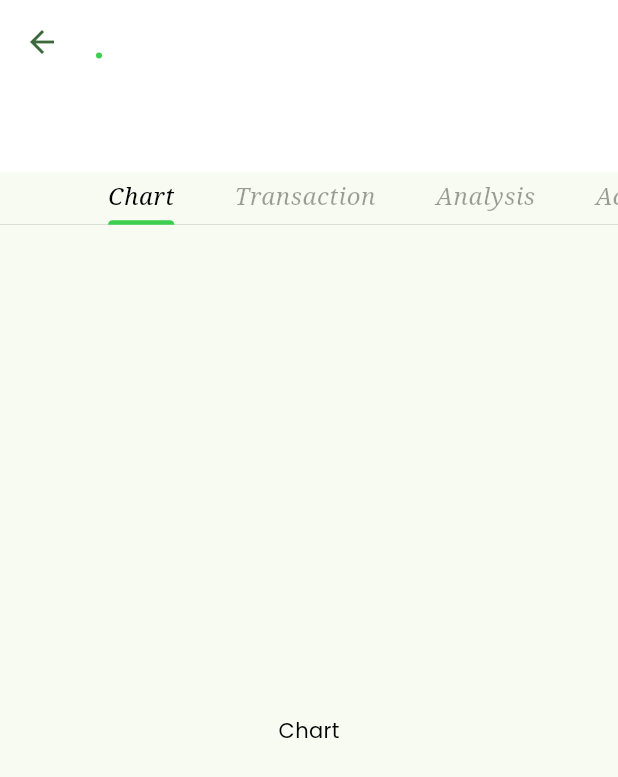
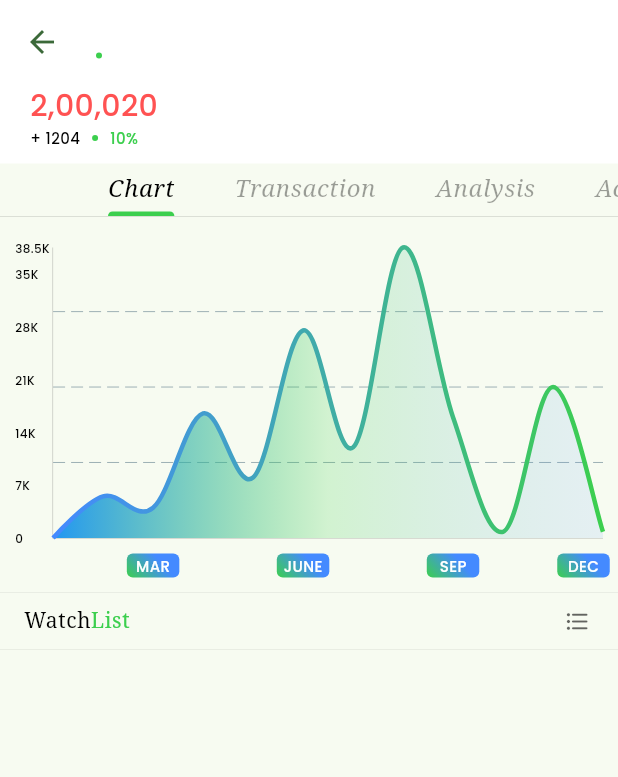
Before and after one commit to GamechiNitin/SimpleBank, a Flutter app: the WatchListDetailScreen screen opened directly with empty values, on a phone screen of 412 x 824 dp. Shown: the top 777 px of the screen. Run offline on Flutter 3.47's test engine with Material 2 defaults, Android fonts, the phone set to English and light mode, and no system bars; drawn by our look-alikes of fl_chart; our stand-ins replace flutter_bloc, google_fonts, shared_preferences; accounts and stored records are empty.

Commit message:
WatchList Details UI : R3 - SliverAppBar

```diff
--- /dev/null
+++ b/lib/view/screen/watchlist/watchlist_details/component/account_info_appbar_component.dart
@@ -0,0 +1,61 @@
+import 'package:simple_bank/utils/import.dart';
+
+class AccountInfoAppBarComponent extends StatelessWidget {
+  const AccountInfoAppBarComponent(
+      {super.key, this.balance, this.lastAmount, this.percentage});
+  final String? balance;
+  final String? lastAmount;
+  final String? percentage;
+  @override
+  Widget build(BuildContext context) {
+    return Container(
+      color: Theme.of(context).appBarTheme.backgroundColor,
+      padding: const EdgeInsets.only(left: 20, bottom: 10),
+      child: Column(
+        crossAxisAlignment: CrossAxisAlignment.start,
+        mainAxisAlignment: MainAxisAlignment.end,
+        mainAxisSize: MainAxisSize.min,
+        children: [
+          Text(
+            balance ?? "2,00,020",
+            style: Theme.of(context).appBarTheme.titleTextStyle?.copyWith(
+                  fontSize: 20,
+                  color: kErrorColor,
+                ),
+          ),
+          Row(
+            crossAxisAlignment: CrossAxisAlignment.center,
+            children: [
+              Text(
+                lastAmount ?? "+ 1204",
+                style: Theme.of(context).textTheme.bodyMedium?.copyWith(
+                      fontSize: 10,
+                      fontWeight: FontWeight.w500,
+                    ),
+              ),
+              Container(
+                margin: const EdgeInsets.symmetric(
+                  horizontal: 8,
+                ),
+                height: 4,
+                width: 4,
+                decoration: const BoxDecoration(
+                  shape: BoxShape.circle,
+                  color: kPrimaryColor,
+                ),
+              ),
+              Text(
+                percentage ?? "10%",
+                style: TextStyle(
+                  fontSize: 10,
+                  fontWeight: FontWeight.w500,
+                  color: Theme.of(context).primaryColor,
+                ),
+              )
+            ],
+          )
+        ],
+      ),
+    );
+  }
+}
--- a/lib/view/screen/watchlist/watchlist_details/watchlist_details_screen.dart
+++ b/lib/view/screen/watchlist/watchlist_details/watchlist_details_screen.dart
@@ -1,9 +1,11 @@
-import 'package:flutter/gestures.dart';
-import 'package:flutter/material.dart';
-import 'package:simple_bank/model/watchlist_model.dart';
-import 'package:simple_bank/utils/colors.dart';
-import 'package:simple_bank/view/screen/watchlist/no_watchlist/no_watchlist_screen.dart';
-import 'package:simple_bank/view/screen/watchlist/watchlist_home/component/watchlist_component.dart';
+import 'dart:developer';
+
+import 'package:simple_bank/utils/import.dart';
+import 'package:simple_bank/view/screen/watchlist/watchlist_details/component/account_info_appbar_component.dart';
+import 'package:simple_bank/view/screen/watchlist/watchlist_home/component/grid_component.dart';
+import 'package:simple_bank/view/widget/chart/line_chart.dart';
+import 'package:simple_bank/view/widget/persistent_header.dart';
+import 'package:simple_bank/view/widget/persistent_tabbar.dart';
 
 class WatchListDetailScreen extends StatefulWidget {
   const WatchListDetailScreen(
@@ -19,12 +21,14 @@ class _WatchListDetailScreenState extends State<WatchListDetailScreen>
     with SingleTickerProviderStateMixin {
   TabController? controller;
   var currentIndex = 0;
+  bool isGridView = false;
+  ScrollController scrollController = ScrollController();
 
   @override
   void initState() {
     super.initState();
     controller = TabController(
-      length: 6,
+      length: 4,
       vsync: this,
     );
     controller?.addListener(() {
@@ -40,23 +44,23 @@ class _WatchListDetailScreenState extends State<WatchListDetailScreen>
   @override
   Widget build(BuildContext context) {
     return Scaffold(
-      body: CustomScrollView(
-        slivers: [
+      body: NestedScrollView(
+        controller: scrollController,
+        headerSliverBuilder: (context, val) {
+          log(val.toString());
+          return [
             SliverAppBar(
+              surfaceTintColor: kTransparentColor,
               pinned: true,
-            floating: false,
-            snap: false,
-            stretch: false,
-            expandedHeight: 150.0,
-            collapsedHeight: kToolbarHeight,
+              expandedHeight: kToolbarHeight,
               titleSpacing: 0,
-            flexibleSpace: Column(
+              title: Column(
                 crossAxisAlignment: CrossAxisAlignment.start,
-              mainAxisAlignment: MainAxisAlignment.end,
                 children: [
                   Text(
                     widget.watchListModel.bankName ?? "",
-                  style: Theme.of(context).appBarTheme.titleTextStyle?.copyWith(
+                    style:
+                        Theme.of(context).appBarTheme.titleTextStyle?.copyWith(
                               fontSize: 12,
                             ),
                   ),
@@ -91,91 +95,16 @@ class _WatchListDetailScreenState extends State<WatchListDetailScreen>
                         ),
                       )
                     ],
-                )
+                  ),
                 ],
               ),
-            title: Column(
-              crossAxisAlignment: CrossAxisAlignment.start,
-              children: [
-                Text(
-                  widget.watchListModel.bankName ?? "",
-                  style: Theme.of(context).appBarTheme.titleTextStyle?.copyWith(
-                        fontSize: 12,
             ),
-                ),
-                Row(
-                  crossAxisAlignment: CrossAxisAlignment.center,
-                  children: [
-                    Text(
-                      widget.watchListModel.shortBankName ?? "",
-                      // "10 scribs",
-                      style: Theme.of(context).textTheme.bodyMedium?.copyWith(
-                            fontSize: 10,
-                            fontWeight: FontWeight.w500,
-                          ),
-                    ),
-                    Container(
-                      margin: const EdgeInsets.symmetric(
-                        horizontal: 8,
-                      ),
-                      height: 4,
-                      width: 4,
-                      decoration: const BoxDecoration(
-                        shape: BoxShape.circle,
-                        color: kPrimaryColor,
-                      ),
-                    ),
-                    Text(
-                      widget.watchListModel.type ?? "",
-                      style: TextStyle(
-                        fontSize: 10,
-                        fontWeight: FontWeight.w500,
-                        color: Theme.of(context).primaryColor,
-                      ),
-                    )
-                  ],
-                )
-              ],
-            ),
-            bottom: PreferredSize(
-              preferredSize: Size(MediaQuery.of(context).size.width, 35),
-              child: Container(
-                decoration: BoxDecoration(
-                  color: Theme.of(context).scaffoldBackgroundColor,
-                  border: Border(
-                    bottom: BorderSide(
-                      color: Theme.of(context).dividerColor,
-                      width: 0.2,
-                    ),
-                  ),
-                ),
-                alignment: Alignment.centerLeft,
-                child: TabBar(
+            const SliverToBoxAdapter(child: AccountInfoAppBarComponent()),
+            SliverPersistentHeader(
+              pinned: true,
+              delegate: PersistentHeader(
+                child: PersistentTabBar(
                   controller: controller,
-                  indicatorColor: kPrimaryColor,
-                  dividerColor: Colors.transparent,
-                  isScrollable: true,
-                  dragStartBehavior: DragStartBehavior.start,
-                  labelColor: Theme.of(context).textTheme.bodySmall?.color,
-                  labelStyle: Theme.of(context).textTheme.bodySmall?.copyWith(
-                        fontSize: 16,
-                        fontWeight: FontWeight.w500,
-                        fontStyle: FontStyle.italic,
-                      ),
-                  unselectedLabelStyle:
-                      Theme.of(context).textTheme.bodySmall?.copyWith(
-                            fontSize: 16,
-                            fontWeight: FontWeight.w500,
-                            fontStyle: FontStyle.italic,
-                          ),
-                  unselectedLabelColor: Theme.of(context).disabledColor,
-                  labelPadding: const EdgeInsets.only(
-                    top: 6,
-                    bottom: 6,
-                    right: 20,
-                    left: 20,
-                  ),
-                  // padding: const EdgeInsets.symmetric(horizontal: 12),
                   tabs: const [
                     Text("Chart"),
                     Text("Transaction"),
@@ -184,41 +113,151 @@ class _WatchListDetailScreenState extends State<WatchListDetailScreen>
                   ],
                 ),
               ),
+            )
+          ];
+        },
+        body: TabBarView(
+          controller: controller,
+          children: [
+            ListView(
+              // shrinkWrap: true,
+              children: [
+                const LineChartWidget(),
+                Container(
+                  margin: const EdgeInsets.only(top: 10),
+                  padding: const EdgeInsets.symmetric(
+                    vertical: 8,
+                    horizontal: 16,
+                  ),
+                  decoration: BoxDecoration(
+                    border: Border(
+                      top: BorderSide(
+                        color: Theme.of(context).disabledColor,
+                        width: 0.1,
+                      ),
+                      bottom: BorderSide(
+                        color: Theme.of(context).disabledColor,
+                        width: 0.1,
                       ),
                     ),
-          SliverFillRemaining(
-            hasScrollBody: true,
-            child: TabBarView(
-              controller: controller,
-              children: const [
-                Center(child: Text("Chart")),
-                Center(child: Text("Transaction")),
-                Center(child: Text("Analysis")),
-                Center(child: Text("Account")),
+                  ),
+                  child: Row(
+                    mainAxisAlignment: MainAxisAlignment.spaceBetween,
+                    children: [
+                      RichText(
+                        text: TextSpan(
+                          text: "Watch",
+                          style:
+                              Theme.of(context).textTheme.bodySmall?.copyWith(
+                                    fontSize: size14,
+                                  ),
+                          children: [
+                            TextSpan(
+                              text: "List",
+                              style: Theme.of(context)
+                                  .textTheme
+                                  .bodySmall
+                                  ?.copyWith(
+                                    fontSize: size14,
+                                    color: Theme.of(context).primaryColor,
+                                  ),
+                            )
                           ],
                         ),
                       ),
-          // SliverList(
-          //   delegate: SliverChildBuilderDelegate(
-          //     (BuildContext context, int index) {
-          //       return Padding(
-          //         padding: const EdgeInsets.only(left: 20, right: 20),
-          //         child: WatchlistComponent(
-          //           isSelected: index == 0,
-          //           imageUrl: "https://picsum.photos/200",
-          //           shortName: widget.watchList[index].shortBankName,
-          //           fullName: widget.watchList[index].bankName,
-          //           balance: widget.watchList[index].balance,
-          //           lastTransaction: widget.watchList[index].lastAmount,
-          //           percentage: widget.watchList[index].percenttage,
-          //           onTap: () {},
-          //         ),
-          //       );
-          //     },
-          //     childCount: widget.watchList.length,
-          //   ),
-          // ),
+                      GestureDetector(
+                        onTap: () {
+                          isGridView = !isGridView;
+                          _notify();
+                        },
+                        child: Container(
+                          color: kTransparentColor,
+                          padding: const EdgeInsets.all(2),
+                          child: Icon(
+                            isGridView
+                                ? Icons.grid_view
+                                : Icons.format_list_bulleted_rounded,
+                            color: Theme.of(context).hintColor,
+                            size: 18,
+                          ),
+                        ),
+                      )
                     ],
+                  ),
+                ),
+                if (isGridView)
+                  GridView.builder(
+                    shrinkWrap: true,
+                    padding: const EdgeInsets.all(16),
+                    physics: const NeverScrollableScrollPhysics(),
+                    itemCount: widget.watchList.length,
+                    gridDelegate:
+                        const SliverGridDelegateWithFixedCrossAxisCount(
+                      crossAxisCount: 3,
+                      mainAxisSpacing: 10,
+                      crossAxisSpacing: 10,
+                    ),
+                    itemBuilder: (context, index) {
+                      return GridComponent(
+                        isSelected: index == 0,
+                        shortName: widget.watchList[index].shortBankName,
+                        fullName: widget.watchList[index].bankName,
+                        balance: widget.watchList[index].balance,
+                        lastTransaction: widget.watchList[index].lastAmount,
+                        percentage: widget.watchList[index].percenttage,
+                        onTap: () {
+                          Navigator.of(context).push(
+                            MaterialPageRoute(
+                              builder: (context) => WatchListDetailScreen(
+                                watchListModel: widget.watchList[index],
+                                watchList: widget.watchList,
+                              ),
+                            ),
+                          );
+                        },
+                      );
+                    },
+                  )
+                else
+                  ListView.builder(
+                    itemCount: widget.watchList.length,
+                    shrinkWrap: true,
+                    padding: const EdgeInsets.only(
+                      top: 4,
+                      right: 16,
+                      bottom: 20,
+                      left: 16,
+                    ),
+                    physics: const BouncingScrollPhysics(),
+                    itemBuilder: (context, index) {
+                      return WatchlistComponent(
+                        isSelected: index == 0,
+                        imageUrl: "https://picsum.photos/200",
+                        shortName: widget.watchList[index].shortBankName,
+                        fullName: widget.watchList[index].bankName,
+                        balance: widget.watchList[index].balance,
+                        lastTransaction: widget.watchList[index].lastAmount,
+                        percentage: widget.watchList[index].percenttage,
+                        onTap: () {
+                          Navigator.of(context).push(
+                            MaterialPageRoute(
+                              builder: (context) => WatchListDetailScreen(
+                                watchListModel: widget.watchList[index],
+                                watchList: widget.watchList,
+                              ),
+                            ),
+                          );
+                        },
+                      );
+                    },
+                  ),
+              ],
+            ),
+            const Center(child: Text("Transaction")),
+            const Center(child: Text("Analysis")),
+            const Center(child: Text("Account")),
+          ],
+        ),
       ),
     );
   }
--- /dev/null
+++ b/lib/view/widget/persistent_header.dart
@@ -0,0 +1,27 @@
+import 'package:simple_bank/utils/import.dart';
+
+class PersistentHeader extends SliverPersistentHeaderDelegate {
+  final Widget child;
+
+  PersistentHeader({required this.child});
+  @override
+  Widget build(
+      BuildContext context, double shrinkOffset, bool overlapsContent) {
+    return SizedBox(
+      width: double.infinity,
+      height: 40,
+      child: child,
+    );
+  }
+
+  @override
+  double get maxExtent => 40.0;
+
+  @override
+  double get minExtent => 40.0;
+
+  @override
+  bool shouldRebuild(covariant SliverPersistentHeaderDelegate oldDelegate) {
+    return true;
+  }
+}
--- /dev/null
+++ b/lib/view/widget/persistent_tabbar.dart
@@ -0,0 +1,58 @@
+import 'package:flutter/gestures.dart';
+import 'package:simple_bank/utils/import.dart';
+
+class PersistentTabBar extends StatelessWidget {
+  const PersistentTabBar({super.key,required this.controller, required this.tabs});
+  final TabController? controller;
+  final List<Widget> tabs;
+  @override
+  Widget build(BuildContext context) {
+    return PreferredSize(
+      preferredSize: Size(MediaQuery.of(context).size.width, 35),
+      child: Column(
+        mainAxisSize: MainAxisSize.min,
+        children: [
+          Container(
+            decoration: BoxDecoration(
+              color: Theme.of(context).scaffoldBackgroundColor,
+              border: Border(
+                bottom: BorderSide(
+                  color: Theme.of(context).dividerColor,
+                  width: 0.2,
+                ),
+              ),
+            ),
+            alignment: Alignment.centerLeft,
+            child: TabBar(
+                controller: controller,
+                indicatorColor: kPrimaryColor,
+                dividerColor: Colors.transparent,
+                isScrollable: true,
+                dragStartBehavior: DragStartBehavior.start,
+                labelColor: Theme.of(context).textTheme.bodySmall?.color,
+                labelStyle: Theme.of(context).textTheme.bodySmall?.copyWith(
+                      fontSize: 16,
+                      fontWeight: FontWeight.w500,
+                      fontStyle: FontStyle.italic,
+                    ),
+                unselectedLabelStyle:
+                    Theme.of(context).textTheme.bodySmall?.copyWith(
+                          fontSize: 16,
+                          fontWeight: FontWeight.w500,
+                          fontStyle: FontStyle.italic,
+                        ),
+                unselectedLabelColor: Theme.of(context).disabledColor,
+                labelPadding: const EdgeInsets.only(
+                  top: 6,
+                  bottom: 6,
+                  right: 20,
+                  left: 20,
+                ),
+                // padding: const EdgeInsets.symmetric(horizontal: 12),
+                tabs: tabs),
+          ),
+        ],
+      ),
+    );
+  }
+}
```
Lines whose indentation alone changed are shown as unchanged.
